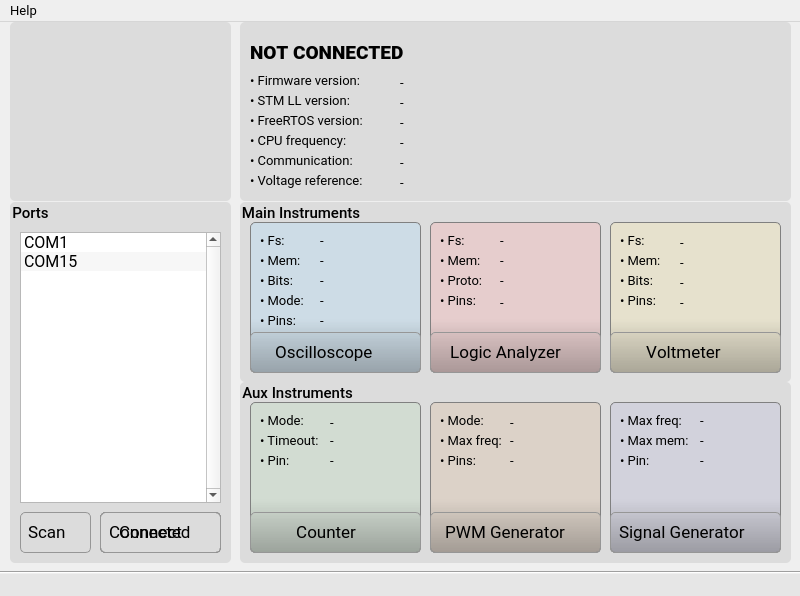
Qt form src/software-qt/EMBO/window__main.ui (parezj/EMBO) before a commit.
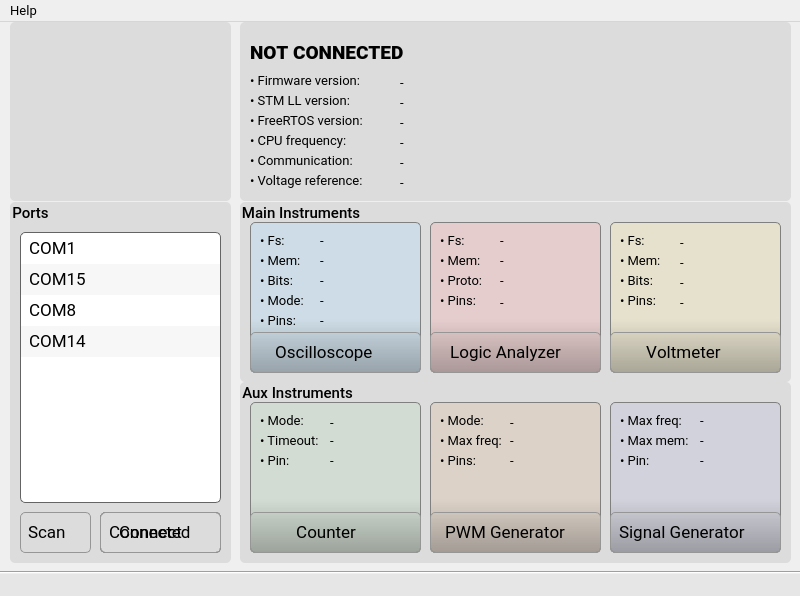
The same form after that commit. Icons and pictures are not drawn.

```diff
--- a/src/software-qt/EMBO/window__main.ui
+++ b/src/software-qt/EMBO/window__main.ui
@@ -93,7 +93,7 @@
      <property name="font">
       <font>
        <family>Roboto</family>
-       <pointsize>12</pointsize>
+       <pointsize>13</pointsize>
        <weight>50</weight>
        <italic>false</italic>
        <bold>false</bold>
@@ -104,10 +104,21 @@
       <string/>
      </property>
      <property name="styleSheet">
-      <string notr="true"/>
+      <string notr="true">QListWidget { background: white; border:1px solid rgb(100, 100, 100); border-radius: 5px; } 
+
+QListWidget::item { background:  qlineargradient(x1:0, y1:0, x2:0, y2:2.5,
+                                  stop:0 #FFFFFF, stop:0.1 #FFFFFF, stop:1  #7B7B7B);  border: 1px solid transparent; border-radius: 0px; padding:3px;margin:1px  } 
+
+QListWidget::item:hover:!selected { color:black; background: qlineargradient(x1:0, y1:0, x2:0, y2:2.5, stop:0 #FFFFFF, stop:0.1 #FFFFFF, stop:1 #AAAAAA); }
+
+QListWidget::item:selected { color: black; background: qlineargradient(x1:1, y1:0, x2:0, y2:1, stop:0 #FFFFFF, stop:0.1 #FFFFFF, stop:1  #85b8cc); }
+
+QListWidget::item:selected:disabled { color: black; background: qlineargradient(x1:0, y1:0, x2:0, y2:2, stop:0 #FFFFFF, stop:0.1 #FFFFFF, stop:1  #69D769); }
+
+</string>
      </property>
      <property name="verticalScrollBarPolicy">
-      <enum>Qt::ScrollBarAlwaysOn</enum>
+      <enum>Qt::ScrollBarAsNeeded</enum>
      </property>
      <property name="horizontalScrollBarPolicy">
       <enum>Qt::ScrollBarAlwaysOff</enum>
@@ -131,6 +142,16 @@
        <string>COM15</string>
       </property>
      </item>
+     <item>
+      <property name="text">
+       <string>COM8</string>
+      </property>
+     </item>
+     <item>
+      <property name="text">
+       <string>COM14</string>
+      </property>
+     </item>
     </widget>
     <widget class="QPushButton" name="pushButton_scan">
      <property name="geometry">
```
Left out of the diff: 10 changed lines with no effect on the pictures.
